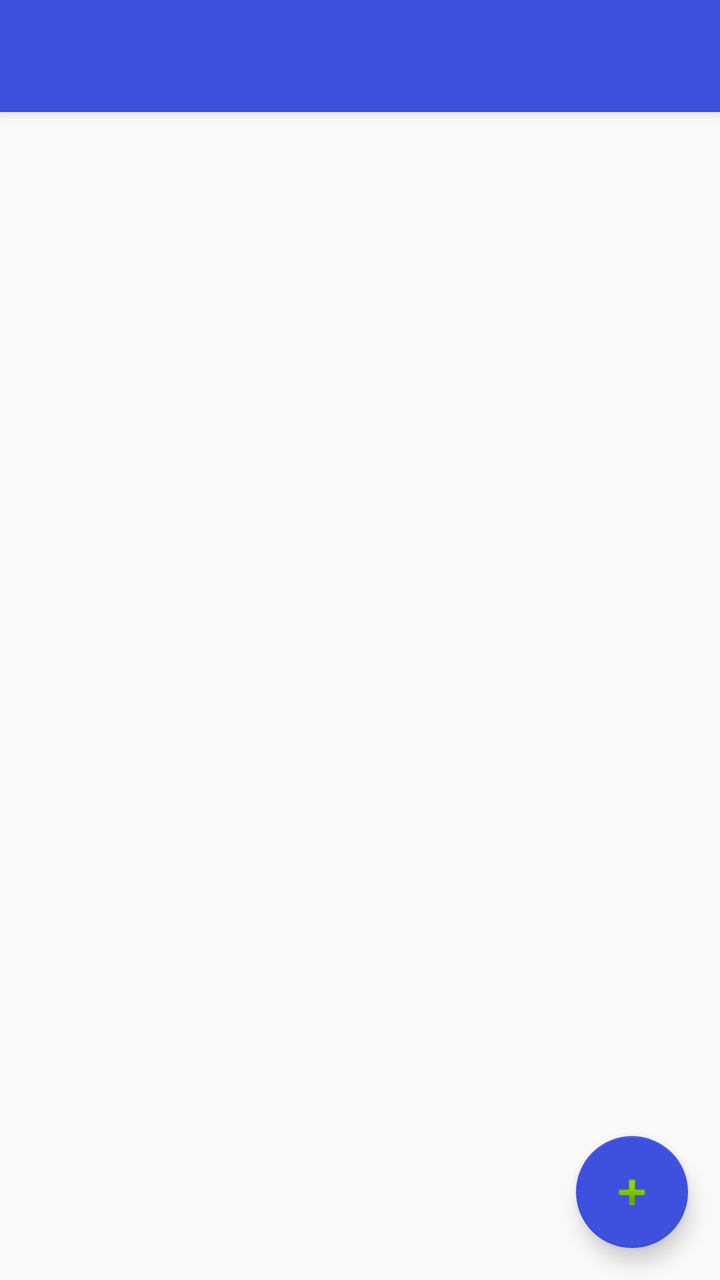
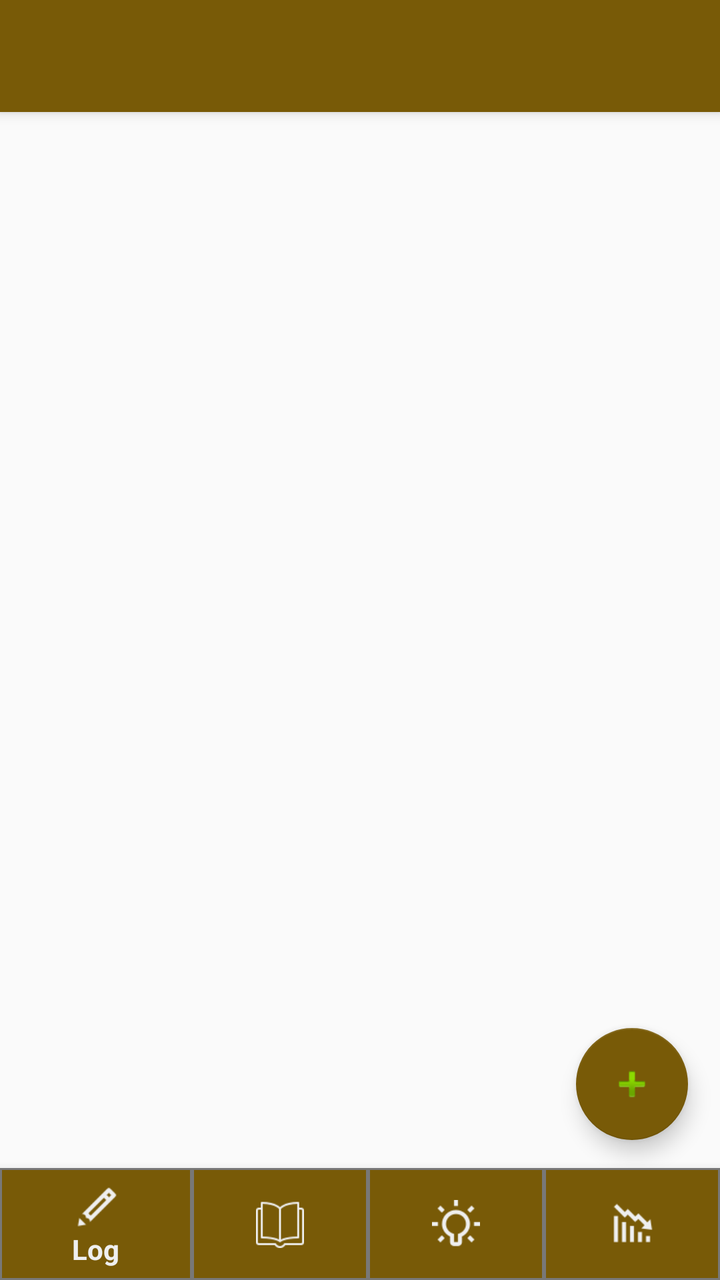

Before-and-after screenshots of an Android layout around one commit, followed by the original layout XML and the change that was made.
<!-- AndroidManifest.xml: application theme AppTheme -->
<!-- res/layout/activity_mood_logger.xml -->
<?xml version="1.0" encoding="utf-8"?>
<android.support.design.widget.CoordinatorLayout xmlns:android="http://schemas.android.com/apk/res/android"
    xmlns:app="http://schemas.android.com/apk/res-auto"
    xmlns:tools="http://schemas.android.com/tools"
    android:layout_width="match_parent"
    android:layout_height="match_parent"
    tools:context="freewill.rakesh.com.howdoyoufeel.activity.MoodLogger">

    <android.support.design.widget.AppBarLayout
        android:layout_width="match_parent"
        android:layout_height="wrap_content"
        android:theme="@style/AppTheme.AppBarOverlay">

        <android.support.v7.widget.Toolbar
            android:id="@+id/toolbar"
            android:layout_width="match_parent"
            android:layout_height="?attr/actionBarSize"
            android:background="?attr/colorPrimary"
            app:popupTheme="@style/AppTheme.PopupOverlay" />

    </android.support.design.widget.AppBarLayout>

    <include layout="@layout/content_mood_logger" />

    <android.support.design.widget.FloatingActionButton
        android:id="@+id/fab"
        android:layout_width="wrap_content"
        android:layout_height="wrap_content"
        android:layout_gravity="bottom|end"
        android:layout_margin="@dimen/fab_margin"
        app:srcCompat="@android:drawable/ic_input_add" />



</android.support.design.widget.CoordinatorLayout>
<!-- res/layout/content_mood_logger.xml (included above) -->
<?xml version="1.0" encoding="utf-8"?>
<LinearLayout xmlns:android="http://schemas.android.com/apk/res/android"
    xmlns:app="http://schemas.android.com/apk/res-auto"
    xmlns:tools="http://schemas.android.com/tools"
    android:layout_width="match_parent"
    android:layout_height="match_parent"
    android:orientation="vertical"
    app:layout_behavior="@string/appbar_scrolling_view_behavior"
    tools:context="freewill.rakesh.com.howdoyoufeel.activity.MoodLogger"
    tools:showIn="@layout/activity_mood_logger">

    <android.support.v7.widget.RecyclerView
        android:id="@+id/mood_selection_list"
        android:layout_height="match_parent"
        android:layout_width="match_parent" />

</LinearLayout>
<!-- resources referenced by this layout -->
<resources>
  <dimen name="fab_margin">16dp</dimen>
  <style name="AppTheme.AppBarOverlay" parent="ThemeOverlay.AppCompat.Dark.ActionBar" />
  <style name="AppTheme.PopupOverlay" parent="ThemeOverlay.AppCompat.Light" />
  <style name="AppTheme" parent="Theme.AppCompat.Light.DarkActionBar">
          
          <item name="colorPrimary">@color/colorPrimary</item>
          <item name="colorPrimaryDark">@color/colorPrimaryDark</item>
          <item name="colorAccent">@color/colorAccent</item>
      </style>
  <color name="colorPrimary">#3d50de</color>
  <color name="colorPrimaryDark">#220088</color>
  <color name="colorAccent">#3d50de</color>
</resources>

<!-- the commit's change to res/layout/activity_mood_logger.xml (unified diff, before → after) -->
@@ -4,11 +4,12 @@
     xmlns:tools="http://schemas.android.com/tools"
     android:layout_width="match_parent"
     android:layout_height="match_parent"
-    tools:context="freewill.rakesh.com.howdoyoufeel.activity.MoodLogger">
-
+    tools:context="com.rp.mood.diary.activity.MoodLogger">
     <android.support.design.widget.AppBarLayout
+        android:id="@+id/appHeader"
         android:layout_width="match_parent"
         android:layout_height="wrap_content"
+        android:elevation="10dp"
         android:theme="@style/AppTheme.AppBarOverlay">
 
         <android.support.v7.widget.Toolbar
@@ -18,36 +19,39 @@
             android:background="?attr/colorPrimary"
             app:popupTheme="@style/AppTheme.PopupOverlay" />
 
+
     </android.support.design.widget.AppBarLayout>
 
-    <include layout="@layout/content_mood_logger" />
+    <FrameLayout
+        android:id="@+id/fragment_container"
+        android:layout_width="match_parent"
+        android:layout_height="match_parent"
+        android:layout_marginTop="?attr/actionBarSize"
+        android:layout_below="@id/appHeader" />
 
     <android.support.design.widget.FloatingActionButton
         android:id="@+id/fab"
         android:layout_width="wrap_content"
         android:layout_height="wrap_content"
+
         android:layout_gravity="bottom|end"
-        android:layout_margin="@dimen/fab_margin"
+        android:layout_marginBottom="70dp"
+        android:layout_marginLeft="16dp"
+        android:layout_marginRight="16dp"
+        android:layout_marginTop="16dp"
         app:srcCompat="@android:drawable/ic_input_add" />
 
-
+<android.support.design.widget.BottomNavigationView
+    android:id="@+id/design_bottom_sheet"
+    android:layout_height="wrap_content"
+    android:layout_width="match_parent"
+    android:layout_gravity="bottom"
+    app:itemBackground="@drawable/bottom_nav_bg"
+    app:layout_anchorGravity="bottom"
+    app:menu="@menu/bottom_navigation"
+    android:background="@color/colorPrimary"
+    app:itemIconTint="@color/colorItem1"
+    app:itemTextColor="@color/colorItem1"
+    />
 
 </android.support.design.widget.CoordinatorLayout>
-<!-- res/layout/content_mood_logger.xml (included above) -->
-<?xml version="1.0" encoding="utf-8"?>
-<LinearLayout xmlns:android="http://schemas.android.com/apk/res/android"
-    xmlns:app="http://schemas.android.com/apk/res-auto"
-    xmlns:tools="http://schemas.android.com/tools"
-    android:layout_width="match_parent"
-    android:layout_height="match_parent"
-    android:orientation="vertical"
-    app:layout_behavior="@string/appbar_scrolling_view_behavior"
-    tools:context="freewill.rakesh.com.howdoyoufeel.activity.MoodLogger"
-    tools:showIn="@layout/activity_mood_logger">
-
-    <android.support.v7.widget.RecyclerView
-        android:id="@+id/mood_selection_list"
-        android:layout_height="match_parent"
-        android:layout_width="match_parent" />
-
-</LinearLayout>
<!-- resource entries referenced after the edit -->
@@ -1,6 +1,6 @@
 <!-- resources referenced by this layout -->
 <resources>
-  <dimen name="fab_margin">16dp</dimen>
+  <color name="colorItem1">#efefef</color>
   <style name="AppTheme.AppBarOverlay" parent="ThemeOverlay.AppCompat.Dark.ActionBar" />
   <style name="AppTheme.PopupOverlay" parent="ThemeOverlay.AppCompat.Light" />
   <style name="AppTheme" parent="Theme.AppCompat.Light.DarkActionBar">
@@ -9,8 +9,29 @@
           <item name="colorPrimaryDark">@color/colorPrimaryDark</item>
           <item name="colorAccent">@color/colorAccent</item>
       </style>
-  <color name="colorPrimary">#3d50de</color>
-  <color name="colorPrimaryDark">#220088</color>
-  <color name="colorAccent">#3d50de</color>
+  <color name="colorPrimary">#785a07</color>
+  <!-- drawable bottom_nav_bg (drawable) -->
+  <?xml version="1.0" encoding="utf-8"?>
+  <layer-list xmlns:android="http://schemas.android.com/apk/res/android">
+  
+      <item>
+          <shape android:shape="rectangle" >
+              <solid android:color="@color/colorPrimary" />
+          </shape>
+      </item>
+  
+      <item android:top="0dp" android:right="0dp" android:left="0dp">
+          <shape>
+              <solid android:color="@android:color/transparent" />
+              <stroke
+                  android:width="1dp"
+                  android:color="#787878" />
+          </shape>
+  
+      </item>
+  
+  </layer-list>
+  <color name="colorPrimaryDark">#574104</color>
+  <color name="colorAccent">#785a07</color>
 </resources>
 
